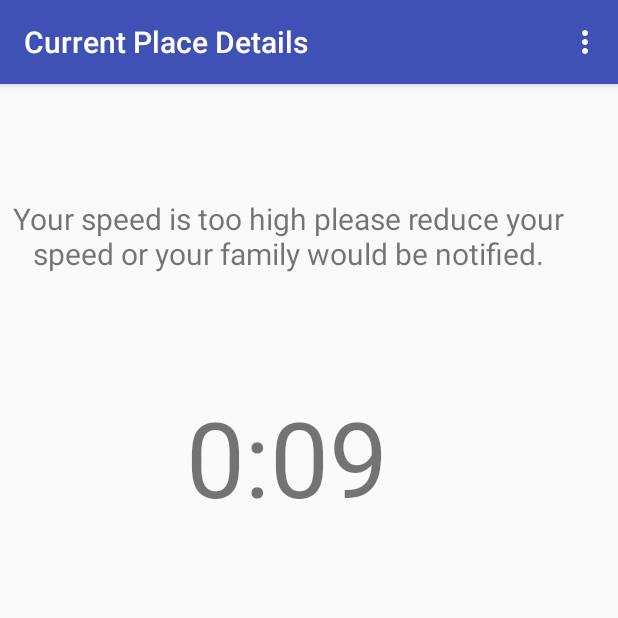
After one commit to rahul577/hackDTU, an Android app: the TimerActivity screen opened directly, with no data from a screen before it, on a phone screen of 412 x 824 dp, the top half of it. The commit adds this screen. Run offline under Robolectric (Android 15) with nearby library versions, the phone set to English and light mode, and no system bars.

Commit message:
final features added

```diff
--- a/CurrentPlaceDetailsOnMap/app/build.gradle
+++ b/CurrentPlaceDetailsOnMap/app/build.gradle
@@ -30,7 +30,9 @@ dependencies {
     })
     compile 'com.android.support:appcompat-v7:25.1.1'
     compile 'com.google.android.gms:play-services:11.2.0'
+    compile 'com.android.support.constraint:constraint-layout:1.0.2'
     testCompile 'junit:junit:4.12'
 }
 
+
 apply plugin: 'com.google.gms.google-services'
--- /dev/null
+++ b/CurrentPlaceDetailsOnMap/app/src/main/java/com/example/currentplacedetailsonmap/TimerActivity.java
@@ -0,0 +1,90 @@
+package com.example.currentplacedetailsonmap;
+
+import android.content.Intent;
+import android.media.MediaPlayer;
+import android.net.Uri;
+import android.os.CountDownTimer;
+import android.support.v7.app.AppCompatActivity;
+import android.os.Bundle;
+import android.view.Menu;
+import android.view.MenuItem;
+import android.widget.TextView;
+import android.widget.Toast;
+
+public class TimerActivity extends AppCompatActivity {
+    CountDownTimer countDownTimer;
+    TextView timerTextView;
+    TextView Textview;
+    public void updateTimer(int secondsLeft) {
+
+        int minutes = (int) secondsLeft / 60;
+        int seconds = secondsLeft - minutes * 60;
+
+        String secondString = Integer.toString(seconds);
+
+        if (seconds <= 9) {
+
+            secondString = "0" + secondString;
+
+        }
+
+
+        timerTextView.setText(Integer.toString(minutes) + ":" + secondString);
+
+    }
+
+
+    @Override
+    protected void onCreate(Bundle savedInstanceState) {
+        super.onCreate(savedInstanceState);
+        setContentView(R.layout.activity_timer);
+
+        timerTextView = (TextView)findViewById(R.id.timerTextView);
+        Textview = (TextView)findViewById(R.id.textView);
+
+        countDownTimer = new CountDownTimer(10000, 1000) {
+
+            @Override
+            public void onTick(long millisUntilFinished) {
+
+                updateTimer((int) millisUntilFinished / 1000);
+
+            }
+
+            @Override
+            public void onFinish() {
+                finish();
+                MediaPlayer mplayer = MediaPlayer.create(getApplicationContext(), R.raw.airhorn);
+                mplayer.start();
+                Textview.setText("Too bad you didn't reduce your speed. Now your family is notified about it. ");
+                Intent intent = new Intent(Intent.ACTION_CALL, Uri.parse("tel:" + "8039534505"));
+                startActivity(intent);
+
+            }
+        }.start();
+    }
+    public void finish(){
+        timerTextView.setText("00:00");
+
+    }
+    @Override
+    public boolean onCreateOptionsMenu(Menu menu) {
+        getMenuInflater().inflate(R.menu.timer_menu,menu);
+        return true;
+    }
+
+    @Override
+    public boolean onOptionsItemSelected(MenuItem item) {
+        switch(item.getItemId()){
+            case R.id.speed_reduced:
+                Toast.makeText(getApplicationContext(), "Thank you for speeding down",Toast.LENGTH_SHORT).show();
+                Intent i = new Intent(this, MapsActivityCurrentPlace.class);
+                startActivity(i);
+                break;
+            default:
+                //Do nothing
+
+        }
+        return true;
+    }
+}
--- /dev/null
+++ b/CurrentPlaceDetailsOnMap/app/src/main/res/layout/activity_timer.xml
@@ -0,0 +1,36 @@
+<?xml version="1.0" encoding="utf-8"?>
+<android.support.constraint.ConstraintLayout xmlns:android="http://schemas.android.com/apk/res/android"
+    xmlns:app="http://schemas.android.com/apk/res-auto"
+    xmlns:tools="http://schemas.android.com/tools"
+    android:layout_width="match_parent"
+    android:layout_height="match_parent"
+    tools:context="com.example.currentplacedetailsonmap.TimerActivity">
+
+
+    <TextView
+        android:layout_width="wrap_content"
+        android:layout_height="wrap_content"
+        android:text="0:30"
+        android:id="@+id/timerTextView"
+        android:layout_centerHorizontal="true"
+        android:textSize="70sp"
+        app:layout_constraintTop_toTopOf="parent"
+        android:layout_marginTop="202dp"
+        android:layout_marginLeft="124dp"
+        app:layout_constraintLeft_toLeftOf="parent"
+        android:layout_marginStart="124dp" />
+
+    <TextView
+        android:id="@+id/textView"
+        android:layout_width="368dp"
+        android:layout_height="wrap_content"
+        android:textAlignment="center"
+        android:textSize="20dp"
+        android:text="Your speed is too high please reduce your speed or your family would be notified."
+        android:layout_marginBottom="8dp"
+        app:layout_constraintBottom_toTopOf="@+id/timerTextView"
+        app:layout_constraintTop_toTopOf="parent"
+        android:layout_marginTop="8dp"
+        android:layout_marginLeft="8dp"
+        app:layout_constraintLeft_toLeftOf="parent" />
+</android.support.constraint.ConstraintLayout>
--- /dev/null
+++ b/CurrentPlaceDetailsOnMap/app/src/main/res/menu/timer_menu.xml
@@ -0,0 +1,8 @@
+<?xml version="1.0" encoding="utf-8"?>
+<menu xmlns:app="http://schemas.android.com/apk/res-auto"
+    xmlns:android="http://schemas.android.com/apk/res/android">
+
+    <item
+        android:id="@+id/speed_reduced"
+        android:title="speed reduced" />
+</menu>
```
Also changed, not shown: CurrentPlaceDetailsOnMap/app/src/main/AndroidManifest.xml (+6 -5 lines), CurrentPlaceDetailsOnMap/app/src/main/java/com/example/currentplacedetailsonmap/MapsActivityCurrentPlace.java (+77 -5 lines), CurrentPlaceDetailsOnMap/app/src/main/java/com/example/currentplacedetailsonmap/ShakeDetector.java (added, +72 -0 lines), CurrentPlaceDetailsOnMap/app/src/main/res/menu/current_place_menu.xml (+2 -7 lines), 1 other file.
